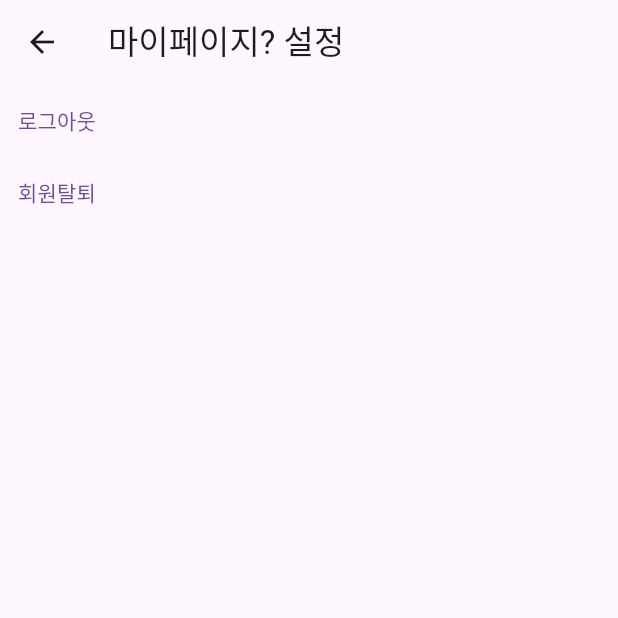
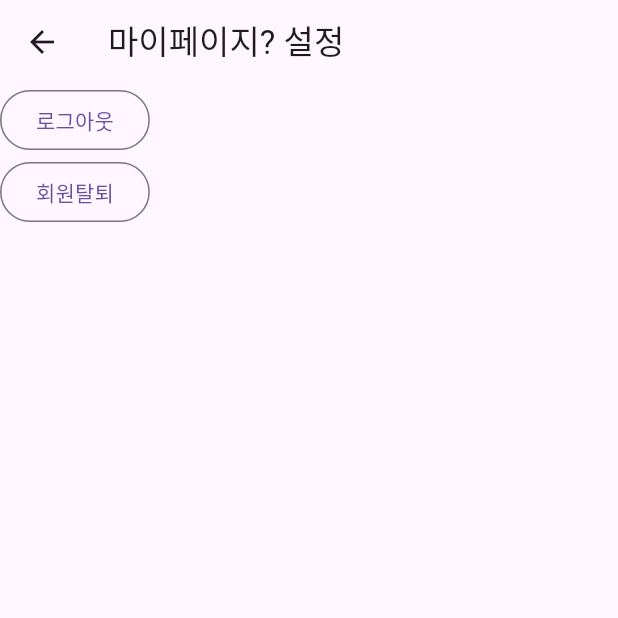
Before and after one commit to kant300/moveon_app, a Flutter app: the Mypage screen opened by its route, after a tap on "회원탈퇴", on a phone screen of 412 x 824 dp, the top half of it. Run offline on Flutter 3.47's test engine with Material 3 defaults, Android fonts, the phone set to English and light mode, and no system bars; our stand-ins replace dio, shared_preferences; accounts and stored records are empty; network calls fail.

```diff
--- a/lib/main.dart
+++ b/lib/main.dart
@@ -2,6 +2,7 @@ import 'package:flutter/material.dart';
 import 'package:moveon_app/Menu.dart';
 import 'package:moveon_app/NotFound.dart';
 import 'package:moveon_app/living/TrashInfo.dart';
+import 'package:moveon_app/member/Findid.dart';
 import 'package:moveon_app/member/Login.dart';
 import 'package:moveon_app/member/Mypage.dart';
 import 'package:moveon_app/member/Signup.dart';
@@ -23,6 +24,7 @@ class App extends StatelessWidget {
         "/login" : (context) => Login() ,
         "/signup" : (context) => Signup() ,
         "/mypage" : (context) => Mypage() ,
+        "/findid" : (context) => Findid() ,
 
         "/menu" : (context) => Menu(),
 
--- a/lib/member/Mypage.dart
+++ b/lib/member/Mypage.dart
@@ -28,7 +28,7 @@ class MypageState extends State<Mypage> {
       print(data);
 
       if (data['Logout'] == '로그아웃성공 ') {
-        print("로그아웃 토큰 $token",);
+        print("로그아웃 토큰 :  $token");
       }
 
         // 로그인한 토큰 / 사용자 정보 삭제
@@ -40,10 +40,21 @@ class MypageState extends State<Mypage> {
       print(e);
     }
   }
-
   // 회원탈퇴
   void signout() async{
     try{
+      final localsave = await SharedPreferences.getInstance();
+      final token = localsave.getString('logintoken');
+      final response = await dio.delete("http://localhost:8080/api/member/signout" ,
+       options: Options(headers: {"Authorization": "Bearer $token",}),
+      );
+      final data = await response.data;
+      if(data == true){
+        print("회원탈퇴 : $token");
+        await localsave.clear();
+        print("정보 삭제");
+        Navigator.pushReplacementNamed(context, "/login");
+      }
 
     }catch(e) { print("로그아웃 실패 $e"); }
   }
@@ -54,8 +65,8 @@ class MypageState extends State<Mypage> {
     return Scaffold(
       appBar: AppBar( title: Text("마이페이지? 설정 "),),
       body: Column( children: [
-        TextButton(onPressed: logout , child: Text("로그아웃"), ),
-        TextButton(onPressed: signout , child: Text("회원탈퇴"), )
+        OutlinedButton(onPressed: logout , child: Text("로그아웃"), ),
+        OutlinedButton(onPressed: signout , child: Text("회원탈퇴"), )
       ],),
     );
   }
```
Also changed, not shown: lib/member/Findid.dart (added, +50 -0 lines), lib/member/Findpwd.dart (added, +50 -0 lines), lib/member/Login.dart (+7 -2 lines).
